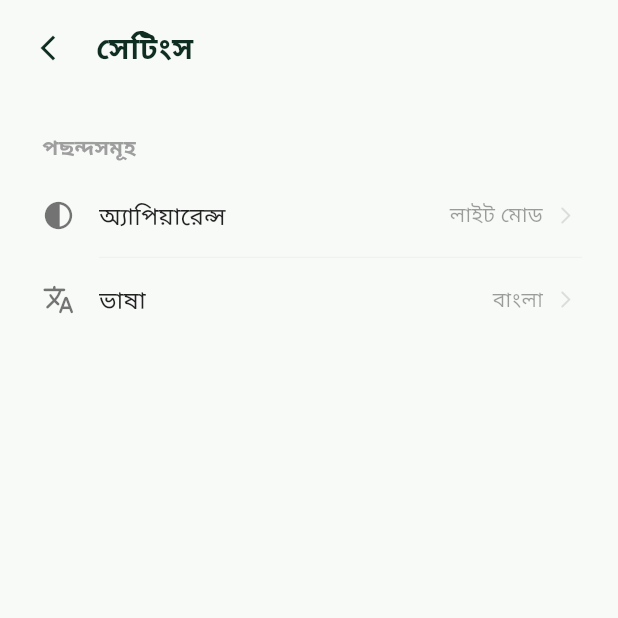
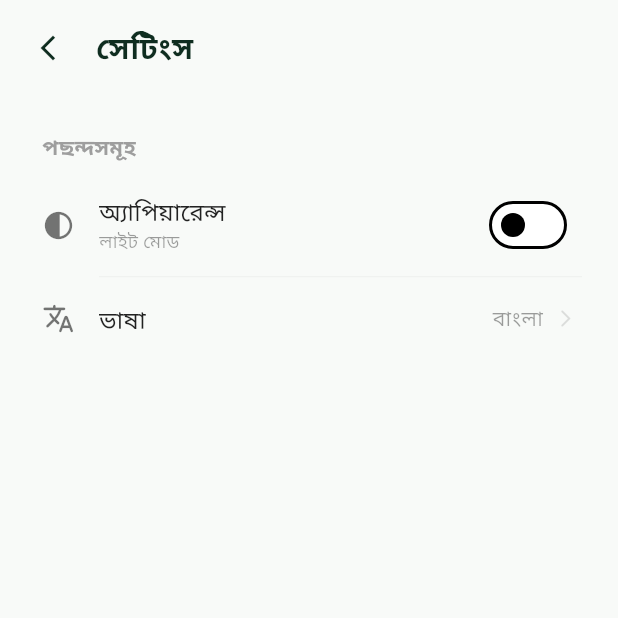
Before and after one commit to ParthaChow/troyee_contact_firm, a Flutter app: the SettingsView screen opened by its route, on a phone screen of 412 x 824 dp, the top half of it. Run offline on Flutter 3.47's test engine with Material 3 defaults, Android fonts, the light colour scheme and no system bars; our stand-ins replace camera, connectivity_plus, flutter_dotenv, geocoding, geolocator, get and 5 more; accounts and stored records are empty.

Commit message:
misc ui change

```diff
--- a/lib/modules/settings/view/settings_view.dart
+++ b/lib/modules/settings/view/settings_view.dart
@@ -29,11 +29,12 @@ class SettingsView extends GetView<SettingsController> {
                     children: [
                       _buildSectionLabel(l10n.preferences),
                       const SizedBox(height: 8),
-                      _buildSettingsTile(
+                      _buildToggleTile(
                         icon: Icons.contrast_rounded,
                         title: l10n.appearance,
-                        value: isDark ? l10n.dark_mode : l10n.light_mode,
-                        onTap: () => _showAppearanceBottomSheet(context, isDark, l10n),
+                        subtitle: isDark ? l10n.dark_mode : l10n.light_mode,
+                        value: isDark,
+                        onChanged: (val) => controller.toggleTheme(),
                         isDark: isDark,
                       ),
                       _buildDivider(isDark),
@@ -93,6 +94,60 @@ class SettingsView extends GetView<SettingsController> {
     );
   }
 
+  Widget _buildToggleTile({
+    required IconData icon,
+    required String title,
+    required String subtitle,
+    required bool value,
+    required ValueChanged<bool> onChanged,
+    required bool isDark,
+  }) {
+    return Padding(
+      padding: const EdgeInsets.symmetric(vertical: 8, horizontal: 4),
+      child: Row(
+        children: [
+          Icon(
+            icon,
+            color: isDark ? Colors.white70 : Colors.black54,
+            size: 22,
+          ),
+          const SizedBox(width: 16),
+          Expanded(
+            child: Column(
+              crossAxisAlignment: CrossAxisAlignment.start,
+              children: [
+                Text(
+                  title,
+                  style: TextStyle(
+                    fontSize: 16,
+                    fontWeight: FontWeight.w500,
+                    color: isDark ? Colors.white.withOpacity(0.9) : Colors.black87,
+                  ),
+                ),
+                Text(
+                  subtitle,
+                  style: TextStyle(
+                    fontSize: 12,
+                    color: isDark ? Colors.white38 : Colors.black38,
+                  ),
+                ),
+              ],
+            ),
+          ),
+          Container(
+            padding: const EdgeInsets.all(2),
+            child: Switch.adaptive(
+              value: value,
+              onChanged: onChanged,
+              activeThumbColor: AppColors.accent,
+              activeTrackColor: AppColors.accent.withValues(alpha: 0.3),
+            ),
+          ),
+        ],
+      ),
+    );
+  }
+
   Widget _buildSettingsTile({
     required IconData icon,
     required String title,
@@ -119,7 +174,7 @@ class SettingsView extends GetView<SettingsController> {
                 style: TextStyle(
                   fontSize: 16,
                   fontWeight: FontWeight.w500,
-                  color: isDark ? Colors.white.withOpacity(0.9) : Colors.black87,
+                  color: isDark ? Colors.white.withValues(alpha: 0.9) : Colors.black87,
                 ),
               ),
             ),
@@ -147,61 +202,7 @@ class SettingsView extends GetView<SettingsController> {
       height: 1,
       thickness: 0.5,
       indent: 42,
-      color: isDark ? Colors.white.withOpacity(0.05) : Colors.black.withOpacity(0.05),
-    );
-  }
-
-  void _showAppearanceBottomSheet(BuildContext context, bool isDark, AppLocalizations l10n) {
-    Get.bottomSheet(
-      Container(
-        padding: const EdgeInsets.all(24),
-        decoration: BoxDecoration(
-          color: isDark ? const Color(0xff1a2b25) : Colors.white,
-          borderRadius: const BorderRadius.vertical(top: Radius.circular(24)),
-        ),
-        child: Column(
-          mainAxisSize: MainAxisSize.min,
-          children: [
-            Container(
-              width: 40,
-              height: 4,
-              decoration: BoxDecoration(
-                color: isDark ? Colors.white12 : Colors.black12,
-                borderRadius: BorderRadius.circular(2),
-              ),
-            ),
-            const SizedBox(height: 24),
-            Text(
-              l10n.appearance,
-              style: TextStyle(
-                fontSize: 18,
-                fontWeight: FontWeight.bold,
-                color: isDark ? Colors.white : Colors.black,
-              ),
-            ),
-            const SizedBox(height: 16),
-            _buildSelectionTile(
-              title: l10n.light_mode,
-              isSelected: !isDark,
-              onTap: () {
-                if (isDark) controller.toggleTheme();
-                Get.back();
-              },
-              isDark: isDark,
-            ),
-            _buildSelectionTile(
-              title: l10n.dark_mode,
-              isSelected: isDark,
-              onTap: () {
-                if (!isDark) controller.toggleTheme();
-                Get.back();
-              },
-              isDark: isDark,
-            ),
-            const SizedBox(height: 16),
-          ],
-        ),
-      ),
+      color: isDark ? Colors.white.withValues(alpha: 0.05) : Colors.black.withValues(alpha: 0.05),
     );
   }
 
```
